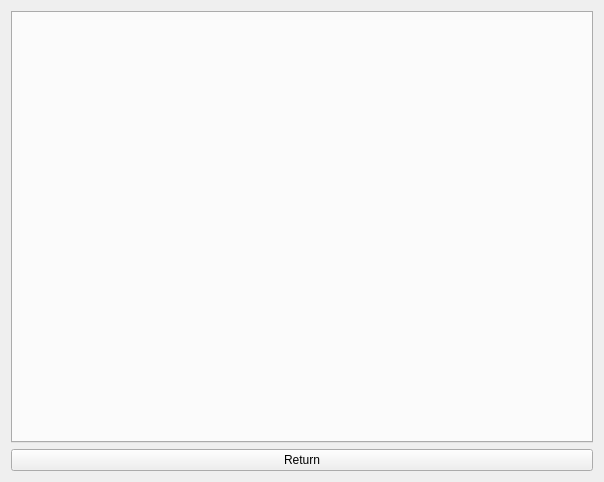
SamuelPossamai/SimpleGameOfMine, file forms/librarywidget.ui: the form before one commit.
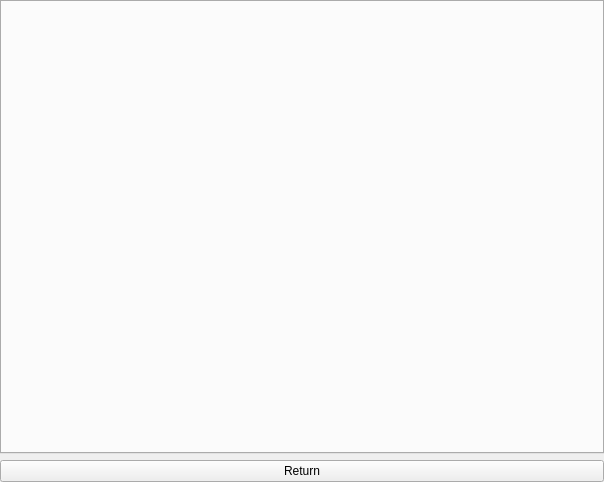
The form after the commit.

```diff
--- a/forms/librarywidget.ui
+++ b/forms/librarywidget.ui
@@ -14,6 +14,21 @@
    <string>Form</string>
   </property>
   <layout class="QGridLayout" name="gridLayout">
+   <property name="leftMargin">
+    <number>0</number>
+   </property>
+   <property name="topMargin">
+    <number>0</number>
+   </property>
+   <property name="rightMargin">
+    <number>0</number>
+   </property>
+   <property name="bottomMargin">
+    <number>0</number>
+   </property>
+   <property name="horizontalSpacing">
+    <number>0</number>
+   </property>
    <item row="0" column="0">
     <widget class="QTabWidget" name="tabWidget">
      <property name="currentIndex">
```
Left out of the diff: 3 changed lines with no effect on the pictures.
